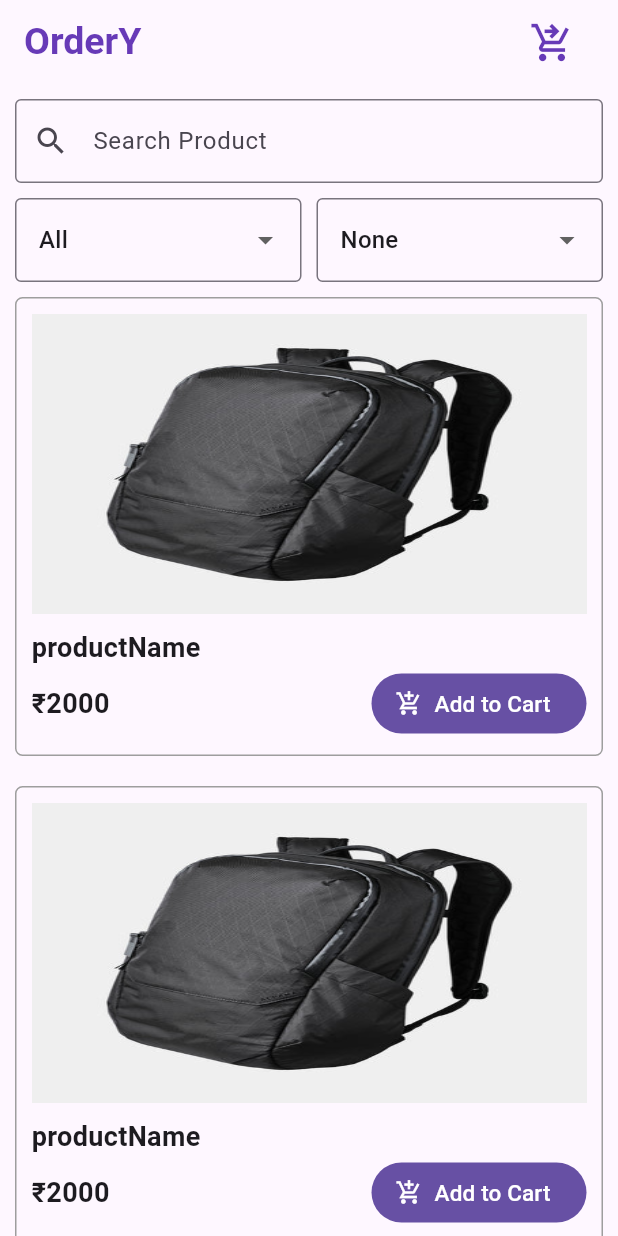
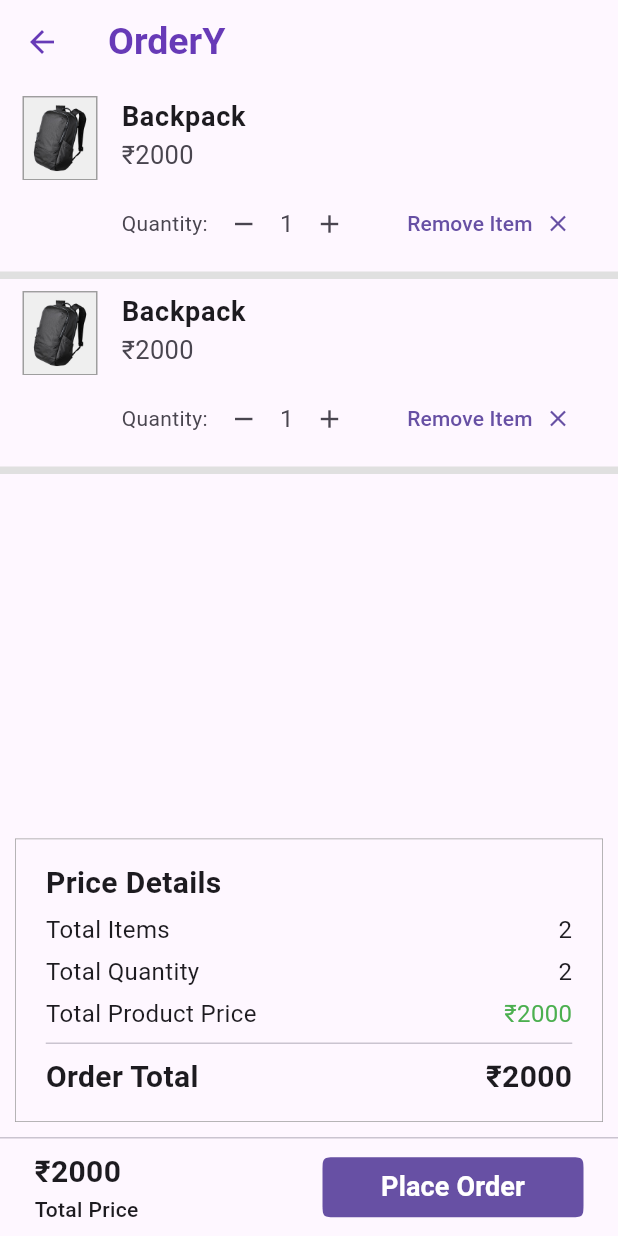
Before and after one commit to AbhinandhanaPU/order_management, a Flutter app: the screen it shows after launch, after a tap on the "shopping cart checkout" icon, on a phone screen of 412 x 824 dp. Run offline on Flutter 3.47's test engine with Material 3 defaults, Android fonts, the phone set to English and light mode, and no system bars.

Commit message:
order placement screen

```diff
--- /dev/null
+++ b/lib/view/order_placement/order_placement_screen.dart
@@ -0,0 +1,265 @@
+import 'package:flutter/material.dart';
+
+class OrderPlacementScreen extends StatelessWidget {
+  const OrderPlacementScreen({super.key});
+
+  @override
+  Widget build(BuildContext context) {
+    return Scaffold(
+      appBar: AppBar(
+        foregroundColor: Colors.deepPurple,
+        title: Text(
+          'OrderY',
+          style: TextStyle(
+            fontSize: 25,
+            fontWeight: FontWeight.bold,
+          ),
+        ),
+      ),
+      persistentFooterButtons: [
+        Padding(
+          padding: const EdgeInsets.symmetric(horizontal: 15),
+          child: Row(
+            mainAxisAlignment: MainAxisAlignment.spaceBetween,
+            children: [
+              Column(
+                crossAxisAlignment: CrossAxisAlignment.start,
+                children: [
+                  Text(
+                    '₹2000',
+                    style: TextStyle(
+                      fontSize: 20,
+                      fontWeight: FontWeight.bold,
+                    ),
+                  ),
+                  Text(
+                    'Total Price',
+                    style: TextStyle(
+                      fontWeight: FontWeight.w500,
+                    ),
+                  ),
+                ],
+              ),
+              FilledButton(
+                onPressed: () {},
+                style: ButtonStyle(
+                  shape: WidgetStatePropertyAll(
+                    ContinuousRectangleBorder(
+                      borderRadius: BorderRadius.circular(10),
+                    ),
+                  ),
+                ),
+                child: Padding(
+                  padding: const EdgeInsets.symmetric(horizontal: 15),
+                  child: Text(
+                    'Place Order',
+                    style: TextStyle(
+                      fontSize: 18,
+                      fontWeight: FontWeight.bold,
+                    ),
+                  ),
+                ),
+              ),
+            ],
+          ),
+        )
+      ],
+      body: Column(
+        children: [
+          Expanded(
+            child: ListView.builder(
+              itemCount: 2,
+              itemBuilder: (context, index) {
+                return Column(
+                  children: [
+                    ListTile(
+                      contentPadding:
+                          const EdgeInsets.symmetric(horizontal: 15),
+                      isThreeLine: true,
+                      leading: Container(
+                        height: 150,
+                        width: 50,
+                        decoration: BoxDecoration(
+                          border: Border.all(color: Colors.grey),
+                        ),
+                        child: Image.asset(
+                          'assets/images/backpack.jpg',
+                          fit: BoxFit.cover,
+                        ),
+                      ),
+                      title: Text(
+                        'Backpack',
+                        maxLines: 1,
+                        style: const TextStyle(
+                          fontWeight: FontWeight.w600,
+                          fontSize: 18,
+                          overflow: TextOverflow.ellipsis,
+                        ),
+                      ),
+                      subtitle: Column(
+                        crossAxisAlignment: CrossAxisAlignment.start,
+                        children: [
+                          Text(
+                            '₹2000',
+                            style: const TextStyle(
+                              fontWeight: FontWeight.w400,
+                              fontSize: 17,
+                            ),
+                          ),
+                          const SizedBox(height: 10),
+                          Row(
+                            children: [
+                              // Quantity Selector Widget
+                              Text('Quantity:'),
+                              IconButton(
+                                onPressed: () {},
+                                icon: const Icon(
+                                  Icons.remove,
+                                  size: 20,
+                                ),
+                              ),
+                              Text(
+                                '1',
+                                style: const TextStyle(
+                                  fontSize: 16,
+                                ),
+                              ),
+                              IconButton(
+                                onPressed: () {},
+                                icon: const Icon(
+                                  Icons.add,
+                                  size: 20,
+                                ),
+                              ),
+                              Spacer(),
+                              // Remove Item Button
+                              TextButton.icon(
+                                onPressed: () {},
+                                label: Text(
+                                  'Remove Item',
+                                ),
+                                icon: Icon(Icons.close),
+                                iconAlignment: IconAlignment.end,
+                              )
+                            ],
+                          ),
+                        ],
+                      ),
+                    ),
+                    Container(
+                      color: Colors.grey.shade300,
+                      width: double.infinity,
+                      height: 5,
+                    ),
+                  ],
+                );
+              },
+            ),
+          ),
+          Container(
+            margin: const EdgeInsets.symmetric(vertical: 10, horizontal: 10),
+            padding: const EdgeInsets.symmetric(horizontal: 20, vertical: 15),
+            decoration: BoxDecoration(
+              border: Border.all(
+                color: Colors.grey,
+                width: 0.5,
+              ),
+            ),
+            child: Column(
+              crossAxisAlignment: CrossAxisAlignment.start,
+              children: [
+                const Text(
+                  'Price Details',
+                  style: TextStyle(
+                    fontWeight: FontWeight.w700,
+                    fontSize: 20,
+                  ),
+                ),
+                const SizedBox(height: 5),
+                Row(
+                  mainAxisAlignment: MainAxisAlignment.spaceBetween,
+                  children: [
+                    const Text(
+                      'Total Items',
+                      style: TextStyle(
+                        fontWeight: FontWeight.w400,
+                        fontSize: 16,
+                      ),
+                    ),
+                    Text(
+                      '2',
+                      style: const TextStyle(
+                        fontWeight: FontWeight.w400,
+                        fontSize: 16,
+                      ),
+                    ),
+                  ],
+                ),
+                const SizedBox(height: 5),
+                Row(
+                  mainAxisAlignment: MainAxisAlignment.spaceBetween,
+                  children: [
+                    const Text(
+                      'Total Quantity',
+                      style: TextStyle(
+                        fontWeight: FontWeight.w400,
+                        fontSize: 16,
+                      ),
+                    ),
+                    Text(
+                      '2',
+                      style: const TextStyle(
+                        fontWeight: FontWeight.w400,
+                        fontSize: 16,
+                      ),
+                    ),
+                  ],
+                ),
+                const SizedBox(height: 5),
+                Row(
+                  mainAxisAlignment: MainAxisAlignment.spaceBetween,
+                  children: [
+                    const Text(
+                      'Total Product Price',
+                      style: TextStyle(
+                        fontWeight: FontWeight.w400,
+                        fontSize: 16,
+                      ),
+                    ),
+                    Text(
+                      '₹2000',
+                      style: const TextStyle(
+                          fontWeight: FontWeight.w400,
+                          fontSize: 16,
+                          color: Colors.green),
+                    ),
+                  ],
+                ),
+                const Divider(),
+                Row(
+                  mainAxisAlignment: MainAxisAlignment.spaceBetween,
+                  children: [
+                    const Text(
+                      'Order Total',
+                      style: TextStyle(
+                        fontWeight: FontWeight.w600,
+                        fontSize: 20,
+                      ),
+                    ),
+                    Text(
+                      '₹2000',
+                      style: const TextStyle(
+                        fontWeight: FontWeight.w600,
+                        fontSize: 20,
+                      ),
+                    ),
+                  ],
+                ),
+              ],
+            ),
+          ),
+        ],
+      ),
+    );
+  }
+}
--- a/lib/view/product_listing/product_list_screen.dart
+++ b/lib/view/product_listing/product_list_screen.dart
@@ -1,5 +1,6 @@
 import 'package:flutter/material.dart';
-import 'package:order_management/view/product_listing/product_listitem.dart';
+import 'package:order_management/view/order_placement/order_placement_screen.dart';
+import 'package:order_management/view/widgets/product_listitem.dart';
 
 class ProductListScreen extends StatelessWidget {
   const ProductListScreen({super.key});
@@ -18,7 +19,14 @@ class ProductListScreen extends StatelessWidget {
         ),
         actions: [
           IconButton(
-            onPressed: () {},
+            onPressed: () {
+              Navigator.push(
+                context,
+                MaterialPageRoute(
+                  builder: (context) => OrderPlacementScreen(),
+                ),
+              );
+            },
             icon: Icon(
               Icons.shopping_cart_checkout,
               size: 30,
@@ -102,7 +110,7 @@ class ProductListScreen extends StatelessWidget {
                   productImage: 'assets/images/backpack.jpg',
                   productName: 'productName',
                   productPrice: 2000,
-                  onTap: () {},
+                  addToCart: () {},
                 );
               },
             ),
--- a/lib/view/product_listing/product_listitem.dart
+++ /dev/null
@@ -1,76 +0,0 @@
-import 'package:flutter/material.dart';
-
-class ProductListItem extends StatelessWidget {
-  final String productImage;
-  final String productName;
-  final int productPrice;
-  final VoidCallback onTap;
-
-  const ProductListItem({
-    super.key,
-    required this.productImage,
-    required this.productName,
-    required this.productPrice,
-    required this.onTap,
-  });
-
-  @override
-  Widget build(BuildContext context) {
-    return GestureDetector(
-      onTap: onTap,
-      child: Container(
-        margin: EdgeInsets.all(10),
-        padding: EdgeInsets.all(10),
-        decoration: BoxDecoration(
-          borderRadius: BorderRadius.circular(5),
-          border: Border.all(
-            color: Colors.grey,
-          ),
-        ),
-        child: Column(
-          crossAxisAlignment: CrossAxisAlignment.start,
-          children: [
-            Container(
-              height: 200,
-              width: double.maxFinite,
-              decoration: BoxDecoration(
-                image: DecorationImage(
-                  image: AssetImage(productImage),
-                  fit: BoxFit.fill,
-                ),
-              ),
-            ),
-            SizedBox(height: 10),
-            Text(
-              productName,
-              style: const TextStyle(
-                fontSize: 18,
-                fontWeight: FontWeight.bold,
-              ),
-            ),
-            Row(
-              mainAxisAlignment: MainAxisAlignment.spaceBetween,
-              children: [
-                Text(
-                  '₹$productPrice',
-                  style: const TextStyle(
-                    fontSize: 18,
-                    fontWeight: FontWeight.bold,
-                  ),
-                ),
-                FilledButton.icon(
-                  onPressed: () {},
-                  label: Text(
-                    'Add to Cart',
-                    style: TextStyle(fontSize: 15),
-                  ),
-                  icon: Icon(Icons.add_shopping_cart_sharp),
-                )
-              ],
-            ),
-          ],
-        ),
-      ),
-    );
-  }
-}
--- /dev/null
+++ b/lib/view/widgets/product_listitem.dart
@@ -0,0 +1,73 @@
+import 'package:flutter/material.dart';
+
+class ProductListItem extends StatelessWidget {
+  final String productImage;
+  final String productName;
+  final int productPrice;
+  final VoidCallback addToCart;
+
+  const ProductListItem({
+    super.key,
+    required this.productImage,
+    required this.productName,
+    required this.productPrice,
+    required this.addToCart,
+  });
+
+  @override
+  Widget build(BuildContext context) {
+    return Container(
+      margin: EdgeInsets.all(10),
+      padding: EdgeInsets.all(10),
+      decoration: BoxDecoration(
+        borderRadius: BorderRadius.circular(5),
+        border: Border.all(
+          color: Colors.grey,
+        ),
+      ),
+      child: Column(
+        crossAxisAlignment: CrossAxisAlignment.start,
+        children: [
+          Container(
+            height: 200,
+            width: double.maxFinite,
+            decoration: BoxDecoration(
+              image: DecorationImage(
+                image: AssetImage(productImage),
+                fit: BoxFit.fill,
+              ),
+            ),
+          ),
+          SizedBox(height: 10),
+          Text(
+            productName,
+            style: const TextStyle(
+              fontSize: 18,
+              fontWeight: FontWeight.bold,
+            ),
+          ),
+          Row(
+            mainAxisAlignment: MainAxisAlignment.spaceBetween,
+            children: [
+              Text(
+                '₹$productPrice',
+                style: const TextStyle(
+                  fontSize: 18,
+                  fontWeight: FontWeight.bold,
+                ),
+              ),
+              FilledButton.icon(
+                onPressed: addToCart,
+                label: Text(
+                  'Add to Cart',
+                  style: TextStyle(fontSize: 15),
+                ),
+                icon: Icon(Icons.add_shopping_cart_sharp),
+              )
+            ],
+          ),
+        ],
+      ),
+    );
+  }
+}
```
